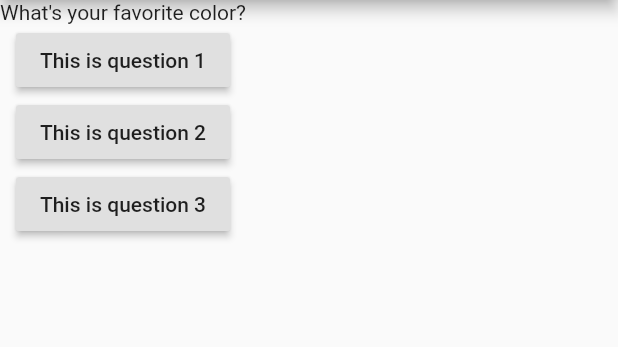
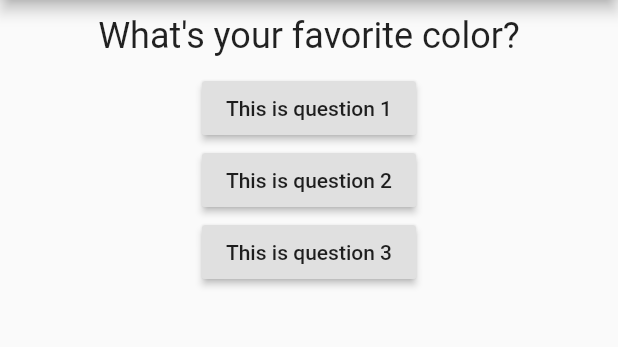
Before and after one commit to maharjanaman/first-flutter, a Flutter app: the screen it shows after launch, on a phone screen of 412 x 824 dp, the part 84-431 px from its top. Run offline on Flutter 3.47's test engine with Material 2 defaults, Android fonts, the phone set to English and light mode, and no system bars.

Commit message:
Some styling concepts on custom widget

```diff
--- a/lib/question.dart
+++ b/lib/question.dart
@@ -6,6 +6,14 @@ class Question extends StatelessWidget {
   Question(this.questionText);
 
   Widget build(BuildContext context) {
-    return Text(questionText);
+    return Container(
+      width: double.infinity,
+      margin: EdgeInsets.all(10),
+      child: Text(
+        questionText,
+        style: TextStyle(fontSize: 24),
+        textAlign: TextAlign.center,
+      ),
+    );
   }
 }
```
